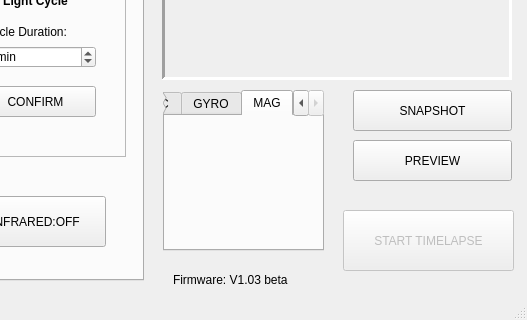
First picture: the form in _ui/Clinostat.ui, repository CoSE-Jerry/3D-Clinostat, before the edit; both pictures show x 497 to 1024 and y 280 to 600 of the 1024 by 600 pixel window.
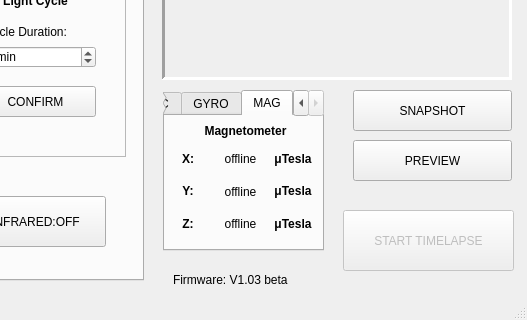
Second picture: the form after the edit. The open tabs and pages were chosen to show the change. Icons and pictures are not drawn.

Diff of the .ui file:
```diff
--- a/_ui/Clinostat.ui
+++ b/_ui/Clinostat.ui
@@ -1662,6 +1662,133 @@
      <attribute name="title">
       <string>MAG</string>
      </attribute>
+     <widget class="QWidget" name="horizontalLayoutWidget_3">
+      <property name="geometry">
+       <rect>
+        <x>0</x>
+        <y>30</y>
+        <width>151</width>
+        <height>91</height>
+       </rect>
+      </property>
+      <layout class="QHBoxLayout" name="horizontalLayout_4">
+       <item>
+        <layout class="QVBoxLayout" name="verticalLayout_11">
+         <item>
+          <widget class="QLabel" name="MAG_X_label">
+           <property name="text">
+            <string>&lt;html&gt;&lt;head/&gt;&lt;body&gt;&lt;p align=&quot;center&quot;&gt;&lt;span style=&quot; font-weight:600;&quot;&gt;X:&lt;/span&gt;&lt;/p&gt;&lt;/body&gt;&lt;/html&gt;</string>
+           </property>
+           <property name="alignment">
+            <set>Qt::AlignCenter</set>
+           </property>
+          </widget>
+         </item>
+         <item>
+          <widget class="QLabel" name="MAG_Y_label">
+           <property name="text">
+            <string>&lt;html&gt;&lt;head/&gt;&lt;body&gt;&lt;p align=&quot;center&quot;&gt;&lt;span style=&quot; font-weight:600;&quot;&gt;Y:&lt;/span&gt;&lt;/p&gt;&lt;/body&gt;&lt;/html&gt;</string>
+           </property>
+           <property name="alignment">
+            <set>Qt::AlignCenter</set>
+           </property>
+          </widget>
+         </item>
+         <item>
+          <widget class="QLabel" name="MAG_Z_label">
+           <property name="text">
+            <string>&lt;html&gt;&lt;head/&gt;&lt;body&gt;&lt;p align=&quot;center&quot;&gt;&lt;span style=&quot; font-weight:600;&quot;&gt;Z:&lt;/span&gt;&lt;/p&gt;&lt;/body&gt;&lt;/html&gt;</string>
+           </property>
+           <property name="alignment">
+            <set>Qt::AlignCenter</set>
+           </property>
+          </widget>
+         </item>
+        </layout>
+       </item>
+       <item>
+        <layout class="QVBoxLayout" name="verticalLayout_12">
+         <item>
+          <widget class="QLabel" name="MAG_X_text_label">
+           <property name="text">
+            <string>offline</string>
+           </property>
+           <property name="alignment">
+            <set>Qt::AlignCenter</set>
+           </property>
+          </widget>
+         </item>
+         <item>
+          <widget class="QLabel" name="MAG_Y_text_label">
+           <property name="text">
+            <string>offline</string>
+           </property>
+           <property name="alignment">
+            <set>Qt::AlignCenter</set>
+           </property>
+          </widget>
+         </item>
+         <item>
+          <widget class="QLabel" name="MAG_Z_text_label">
+           <property name="text">
+            <string>offline</string>
+           </property>
+           <property name="alignment">
+            <set>Qt::AlignCenter</set>
+           </property>
+          </widget>
+         </item>
+        </layout>
+       </item>
+       <item>
+        <layout class="QVBoxLayout" name="verticalLayout_13">
+         <item>
+          <widget class="QLabel" name="MAG_X_Unit_label">
+           <property name="text">
+            <string>&lt;html&gt;&lt;head/&gt;&lt;body&gt;&lt;p&gt;&lt;span style=&quot; font-weight:600;&quot;&gt;μTesla&lt;/span&gt;&lt;/p&gt;&lt;/body&gt;&lt;/html&gt;</string>
+           </property>
+           <property name="alignment">
+            <set>Qt::AlignCenter</set>
+           </property>
+          </widget>
+         </item>
+         <item>
+          <widget class="QLabel" name="MAG_Y_Unit_label">
+           <property name="text">
+            <string>&lt;html&gt;&lt;head/&gt;&lt;body&gt;&lt;p&gt;&lt;span style=&quot; font-weight:600;&quot;&gt;μTesla&lt;/span&gt;&lt;/p&gt;&lt;/body&gt;&lt;/html&gt;</string>
+           </property>
+           <property name="alignment">
+            <set>Qt::AlignCenter</set>
+           </property>
+          </widget>
+         </item>
+         <item>
+          <widget class="QLabel" name="MAG_Z_Unit_label">
+           <property name="text">
+            <string>&lt;html&gt;&lt;head/&gt;&lt;body&gt;&lt;p&gt;&lt;span style=&quot; font-weight:600;&quot;&gt;μTesla&lt;/span&gt;&lt;/p&gt;&lt;/body&gt;&lt;/html&gt;</string>
+           </property>
+           <property name="alignment">
+            <set>Qt::AlignCenter</set>
+           </property>
+          </widget>
+         </item>
+        </layout>
+       </item>
+      </layout>
+     </widget>
+     <widget class="QLabel" name="MAG_label">
+      <property name="geometry">
+       <rect>
+        <x>10</x>
+        <y>0</y>
+        <width>141</width>
+        <height>31</height>
+       </rect>
+      </property>
+      <property name="text">
+       <string>&lt;html&gt;&lt;head/&gt;&lt;body&gt;&lt;p align=&quot;center&quot;&gt;&lt;span style=&quot; font-weight:600;&quot;&gt;Magnetometer&lt;/span&gt;&lt;/p&gt;&lt;/body&gt;&lt;/html&gt;</string>
+      </property>
+     </widget>
     </widget>
    </widget>
   </widget>
```
Left out of the diff: 2 changed lines with no effect on the pictures.
